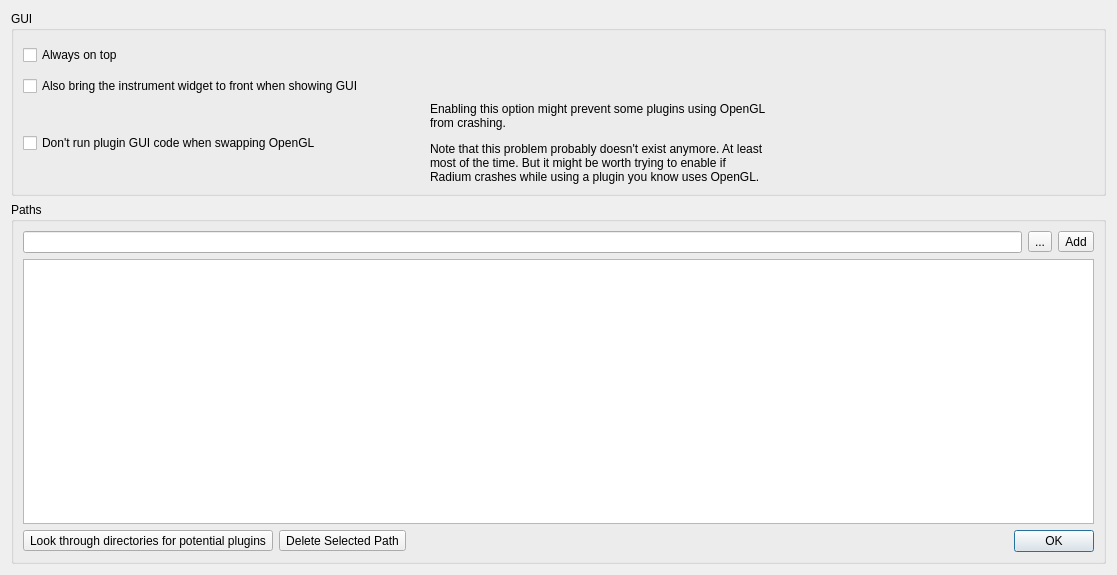
kmatheussen/radium, file Qt/qt4_vst_paths_widget.ui: the form before one commit.
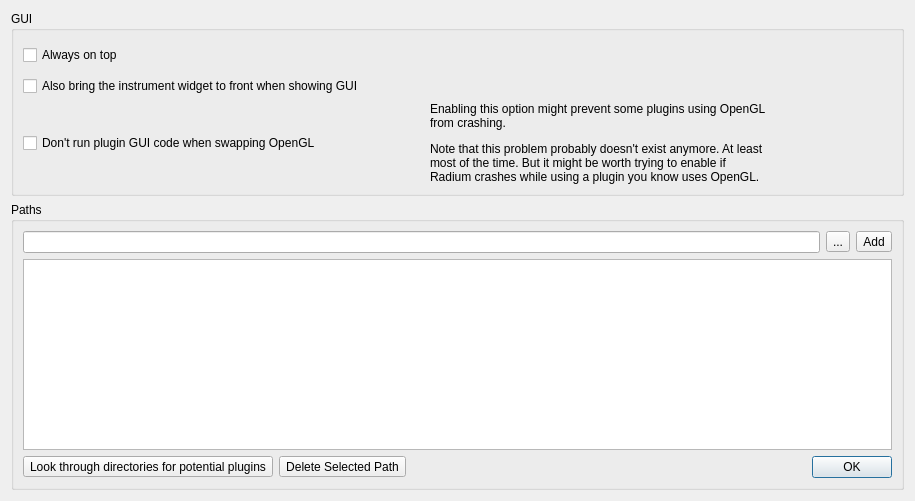
The form after the commit.

Commit message: Plugin manager: add "VST paths" button

Diff of the .ui file:
```diff
--- a/Qt/qt4_vst_paths_widget.ui
+++ b/Qt/qt4_vst_paths_widget.ui
@@ -6,8 +6,8 @@
    <rect>
     <x>0</x>
     <y>0</y>
-    <width>1117</width>
-    <height>575</height>
+    <width>915</width>
+    <height>501</height>
    </rect>
   </property>
   <property name="sizePolicy">
```
Left out of the diff: 2 changed lines with no effect on the pictures. The commit also changes 7 other files.
